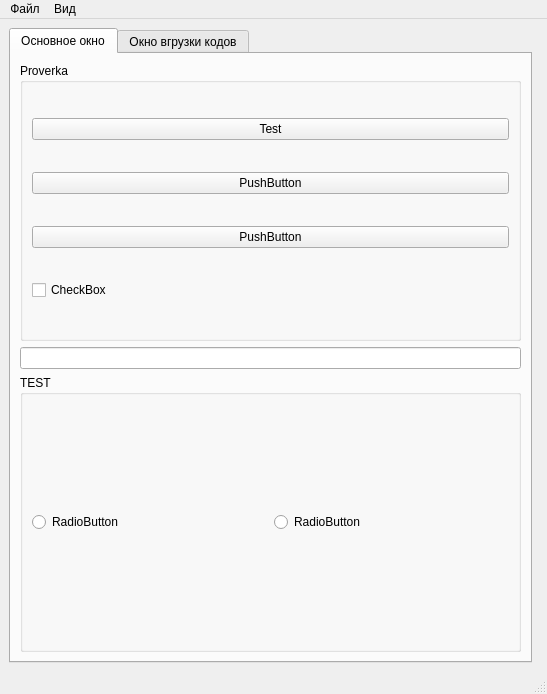
First picture: the form in mainwindow.ui, repository wepavel/BLSMark, before the edit.
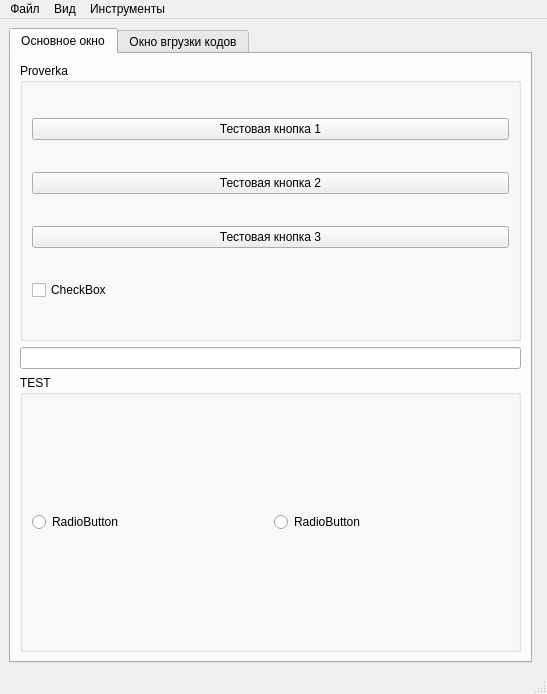
Second picture: the form after the edit. The open tabs and pages were chosen to show the change.

The edit to the form file:
```diff
--- a/mainwindow.ui
+++ b/mainwindow.ui
@@ -64,14 +64,14 @@
            <item row="1" column="0">
             <widget class="QPushButton" name="pushButton_2">
              <property name="text">
-              <string>PushButton</string>
+              <string>Тестовая кнопка 2</string>
              </property>
             </widget>
            </item>
            <item row="0" column="0">
             <widget class="QPushButton" name="pushButton">
              <property name="text">
-              <string>Test</string>
+              <string>Тестовая кнопка 1</string>
              </property>
             </widget>
            </item>
@@ -85,7 +85,7 @@
            <item row="2" column="0">
             <widget class="QPushButton" name="pushButton_3">
              <property name="text">
-              <string>PushButton</string>
+              <string>Тестовая кнопка 3</string>
              </property>
             </widget>
            </item>
@@ -130,8 +130,15 @@
     </property>
     <addaction name="act_toggle_theme"/>
    </widget>
+   <widget class="QMenu" name="menu_2">
+    <property name="title">
+     <string>Инструменты</string>
+    </property>
+    <addaction name="act_check_code"/>
+   </widget>
    <addaction name="menu"/>
    <addaction name="menu_view"/>
+   <addaction name="menu_2"/>
   </widget>
   <widget class="QStatusBar" name="statusbar"/>
   <action name="act_toggle_theme">
```
Left out of the diff: 15 changed lines with no effect on the pictures.
